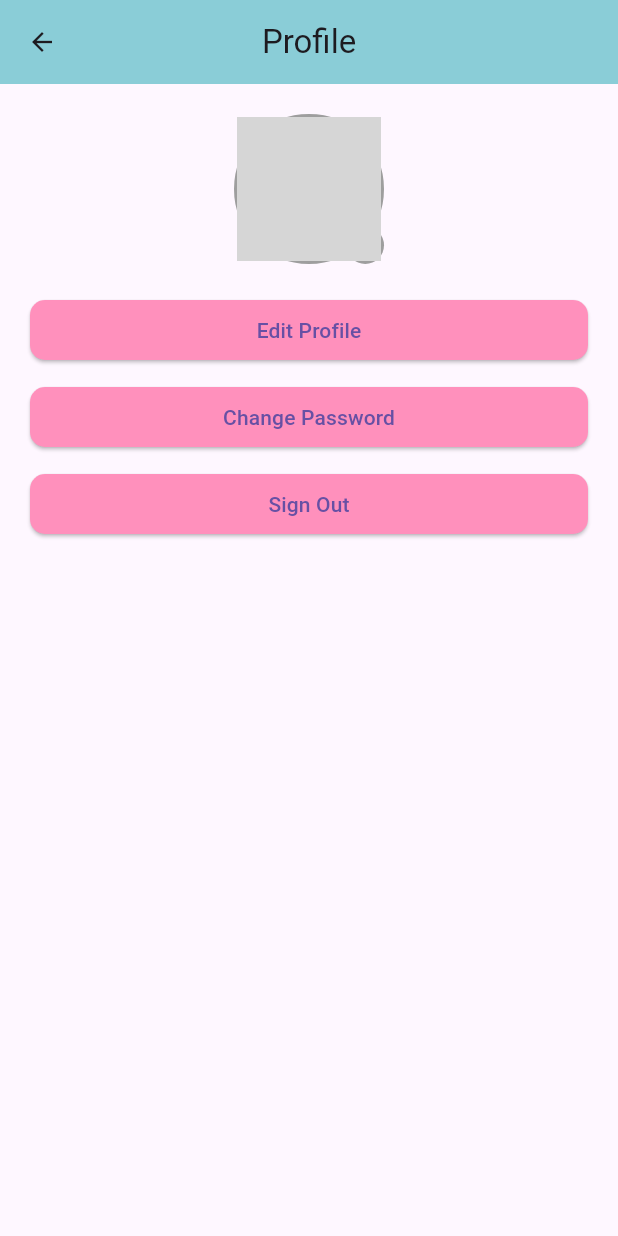
After one commit to ismerliah/snoutsaver-frontend, a Flutter app: the ProfilePage screen opened directly, on a phone screen of 412 x 824 dp. The commit adds this screen. Run offline on Flutter 3.47's test engine with Material 3 defaults, Android fonts, the light colour scheme and no system bars; grey boxes are pictures that could not be loaded.

Commit message:
feat(profile): add profile page (WIP)

```diff
--- a/lib/main.dart
+++ b/lib/main.dart
@@ -1,5 +1,6 @@
 import 'package:flutter/material.dart';
 import 'package:snoutsaver/pages/home_page.dart';
+//import 'package:snoutsaver/pages/profile_page.dart';
 
 void main() {
   runApp(const MainApp());
@@ -11,7 +12,9 @@ class MainApp extends StatelessWidget {
   @override
   Widget build(BuildContext context) {
     return const MaterialApp(
+      //debugShowCheckedModeBanner: false,
       home: HomePage(),
+      //home: ProfilePage(),
     );
   }
 }
--- /dev/null
+++ b/lib/pages/profile_page.dart
@@ -0,0 +1,115 @@
+import 'package:flutter/material.dart';
+
+class ProfilePage extends StatefulWidget {
+  const ProfilePage({super.key});
+  @override
+  _ProfilePageState createState() => _ProfilePageState();
+}
+
+class _ProfilePageState extends State<ProfilePage> {
+  @override
+  Widget build(BuildContext context) {
+    return Scaffold(
+      appBar: AppBar(
+        leading: IconButton(
+          icon: const Icon(Icons.arrow_back_sharp, size: 20),
+          onPressed: () {
+            Navigator.pop(context);
+          },
+        ),
+        title: const Text('Profile'),
+        centerTitle: true,
+        backgroundColor: const Color(0xFF8ACDD7),
+      ),
+      body: Padding(
+        padding: const EdgeInsets.all(20.0),
+        child: Column(
+          children: [
+            // Profile Picture
+            Stack(
+              children: [
+                Container(
+                  width: 100,
+                  height: 100,
+                  decoration: BoxDecoration(
+                    shape: BoxShape.circle,
+                    border: Border.all(width: 2, color: Colors.grey),
+                  ),
+                  child: ClipOval(
+                    child: Image.asset('assets/default_profile_picture.jpg'),
+                  ),
+                ),
+                Positioned(
+                  bottom: 0,
+                  right: 0,
+                  child: GestureDetector(
+                    onTap: () {
+                      // Handle camera button click
+                      print('Camera button clicked');
+                    },
+                    child: Container(
+                      width: 25,
+                      height: 25,
+                      decoration: const BoxDecoration(
+                        shape: BoxShape.circle,
+                        color: Colors.grey,
+                      ),
+                      child: const Icon(Icons.camera, size: 15),
+                    ),
+                  ),
+                ),
+              ],
+            ),
+            const SizedBox(height: 20),
+            // Buttons
+            Column(
+              children: [
+                ElevatedButton(
+                  style: ElevatedButton.styleFrom(
+                    shape: RoundedRectangleBorder(
+                      borderRadius: BorderRadius.circular(10),
+                    ), backgroundColor: const Color(0xFFFF90BC),
+                    minimumSize: const Size(double.infinity, 40),
+                  ),
+                  onPressed: () {
+                    // Handle edit profile button click
+                    print('Edit profile button clicked');
+                  },
+                  child: const Text('Edit Profile'),
+                ),
+                const SizedBox(height: 10),
+                ElevatedButton(
+                  style: ElevatedButton.styleFrom(
+                    shape: RoundedRectangleBorder(
+                      borderRadius: BorderRadius.circular(10),
+                    ), backgroundColor: const Color(0xFFFF90BC),
+                    minimumSize: const Size(double.infinity, 40),
+                  ),
+                  onPressed: () {
+                    // Handle change password button click
+                    print('Change password button clicked');
+                  },
+                  child: const Text('Change Password'),
+                ),
+                const SizedBox(height: 10),
+                ElevatedButton(
+                  style: ElevatedButton.styleFrom(
+                    shape: RoundedRectangleBorder(
+                      borderRadius: BorderRadius.circular(10),
+                    ), backgroundColor: const Color(0xFFFF90BC),
+                    minimumSize: const Size(double.infinity, 40),
+                  ),
+                  onPressed: () {
+                    // Handle sign out button click
+                    print('Sign out button clicked');
+                  },
+                  child: const Text('Sign Out'),
+                ),
+              ],
+            ),
+          ],
+        ),
+      ),
+    );
+  }
+}
```
Also changed, not shown: lib/widgets/profile_update.dart (added).
